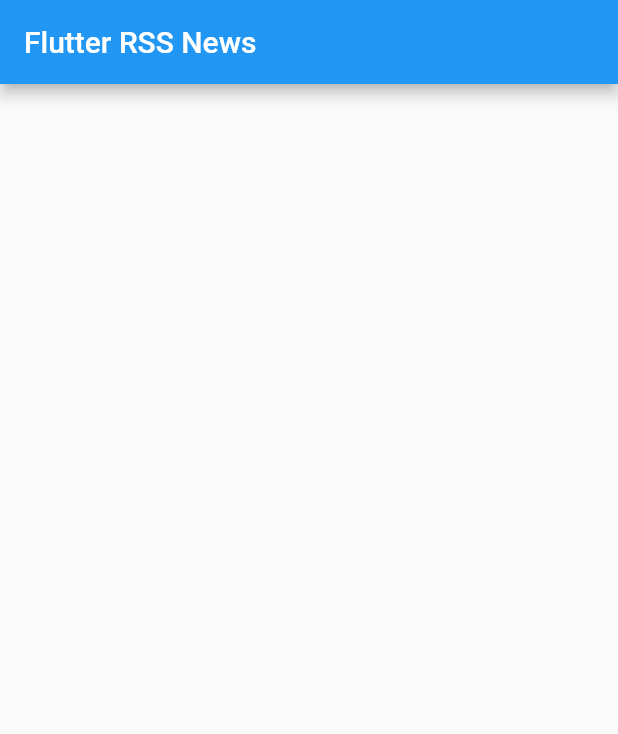
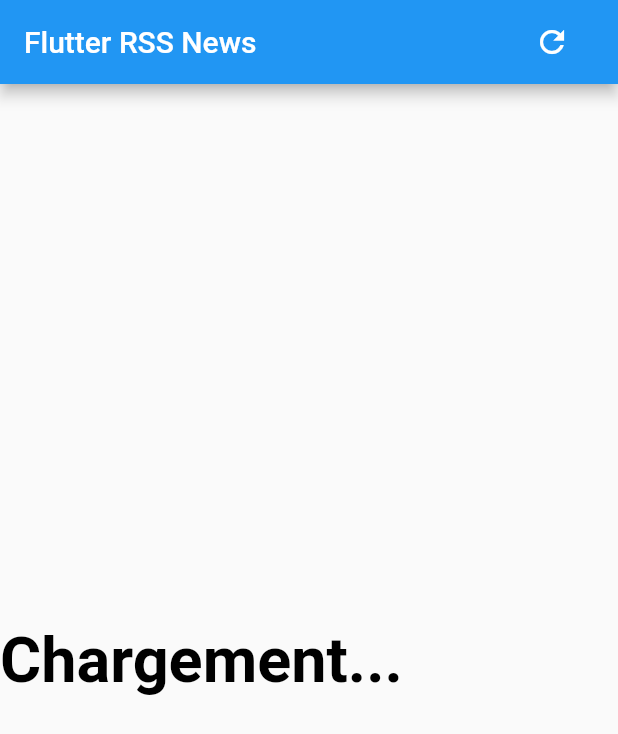
Before and after one commit to FlorianKogon/flutter_rssflux, a Flutter app: the screen it shows after launch, on a phone screen of 412 x 824 dp. Shown: the top 734 px of the screen. Run offline on Flutter 3.47's test engine with Material 2 defaults, Android fonts, the phone set to English and light mode, and no system bars; missing offline and left inert: webfeed; network calls fail.

Commit message:
end-with-the-rss-reader

```diff
--- /dev/null
+++ b/lib/widgets/custom.dart
@@ -0,0 +1,18 @@
+import 'package:flutter/material.dart';
+
+Padding padding() {
+  return Padding(padding: EdgeInsets.only(top: 10.0)
+  );
+}
+
+Text textWithStyle(data, {color: Colors.black, textAlign: TextAlign.center, factor: 1.0, maxLines: 3, fontWeight: FontWeight.bold}) {
+  return Text(data,
+      textAlign: textAlign,
+      textScaleFactor: factor,
+      maxLines: maxLines,
+      style: TextStyle(
+          color: color,
+          fontWeight: fontWeight
+      )
+  );
+}
--- a/lib/widgets/home.dart
+++ b/lib/widgets/home.dart
@@ -1,5 +1,9 @@
 import 'package:flutter/material.dart';
-
+import 'package:flutter_rssflux/models/parser.dart';
+import 'package:webfeed/webfeed.dart';
+import 'grid.dart';
+import 'list.dart';
+import 'custom.dart';
 
 class MyHomePage extends StatefulWidget {
   MyHomePage({Key key, this.title}) : super(key: key);
@@ -12,14 +16,60 @@ class MyHomePage extends StatefulWidget {
 
 class _MyHomePageState extends State<MyHomePage> {
 
+  RssFeed feed;
+
+  @override
+  void initState() {
+    // TODO: implement initState
+    super.initState();
+    parse();
+  }
+
   @override
   Widget build(BuildContext context) {
     return Scaffold(
       appBar: AppBar(
+        actions: [
+          FlatButton(
+            onPressed: () {
+              setState(() {
+                feed = null;
+                parse();
+              });
+            },
+            child: Icon(Icons.refresh, color: Colors.white,)
+          ),
+        ],
         title: Text(widget.title),
       ),
-      body: Center(
-      ),
+      body: loading()
     );
   }
+
+  Future<Null> parse() async {
+    RssFeed received = await Parser().loadRss();
+    if (received != null) {
+      setState(() {
+        feed = received;
+      });
+    } else {
+      print("erreur $received");
+    }
+  }
+
+  Widget loading() {
+    Orientation orientation = MediaQuery.of(context).orientation;
+    if (feed == null) {
+      return Container(
+        child: Column(
+          mainAxisAlignment: MainAxisAlignment.center,
+          children: [
+            textWithStyle("Chargement...", factor: 3.0)
+          ],
+        ),
+      );
+    } else {
+      return orientation == Orientation.portrait ? ListRss(feed) : GridRss(feed);
+    }
+  }
 }
--- a/pubspec.yaml
+++ b/pubspec.yaml
@@ -23,7 +23,10 @@ environment:
 dependencies:
   flutter:
     sdk: flutter
-
+  webfeed: ^0.6.0
+  html: ^0.14.0+4
+  http: ^0.12.2
+  intl: ^0.16.1
 
   # The following adds the Cupertino Icons font to your application.
   # Use with the CupertinoIcons class for iOS style icons.
```
Also changed, not shown: lib/models/date_convertissor.dart (added, +40 -0 lines), lib/models/parser.dart (added, +18 -0 lines), lib/widgets/grid.dart (added, +66 -0 lines), lib/widgets/list.dart (added, +84 -0 lines), lib/widgets/page_detail.dart (added, +57 -0 lines), pubspec.lock.
